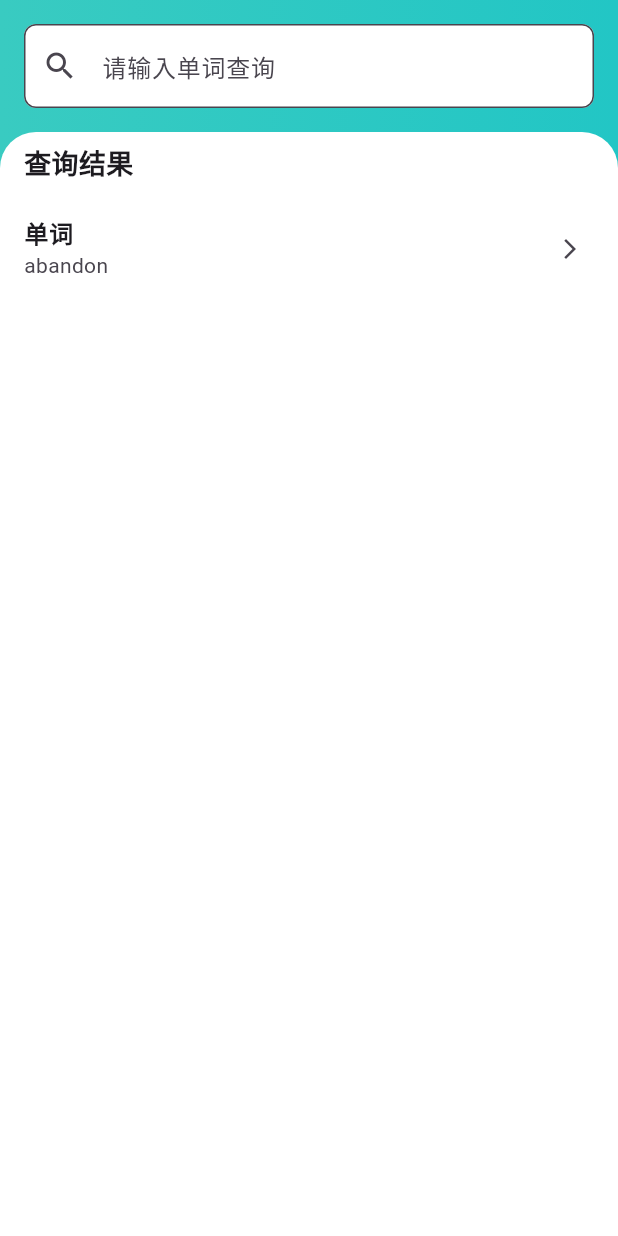
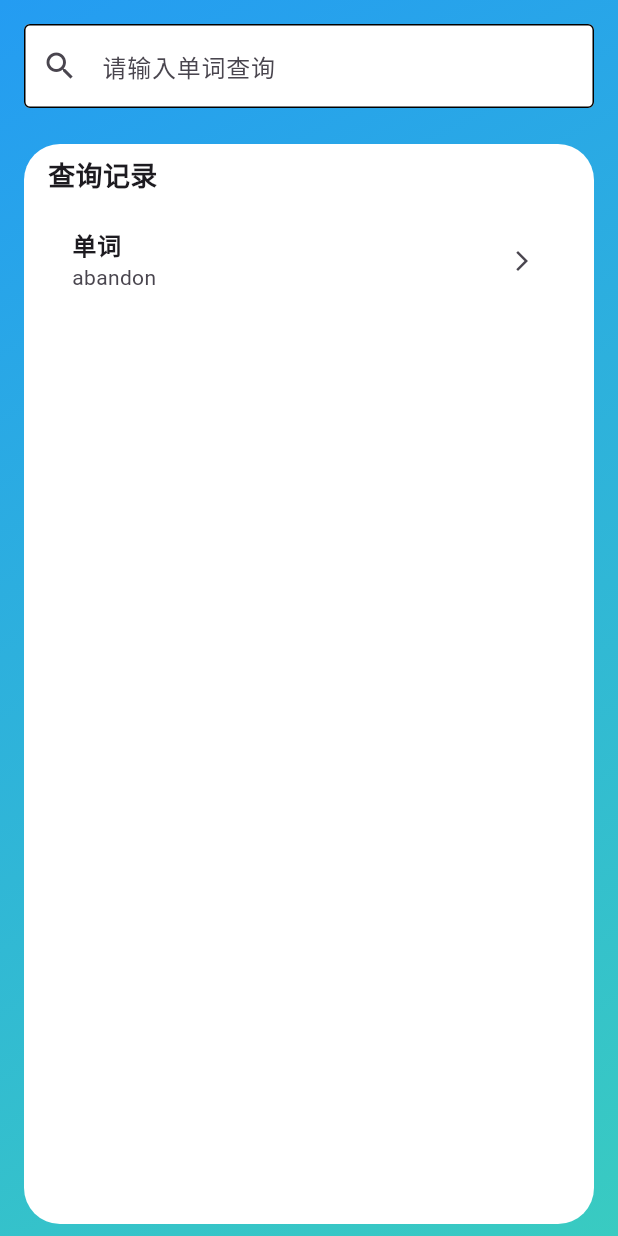
Before and after one commit to Zokaka/notory, a Flutter app: the HomePage screen opened directly, on a phone screen of 412 x 824 dp. Run offline on Flutter 3.47's test engine with Material 3 defaults, Android fonts, the phone set to English and light mode, and no system bars; our stand-ins replace cookie_jar, dio, dio_cookie_manager, fluttertoast, get, logger and 1 more; accounts and stored records are empty; network calls fail.

Commit message:
添加了首页token判断、验证码登录相关接口功能、登录页相关功能

```diff
--- a/lib/router/index.dart
+++ b/lib/router/index.dart
@@ -3,6 +3,7 @@ import 'package:get/get.dart';
 import 'package:notory/router/route.dart';
 import 'package:notory/views/demo/binding.dart';
 import 'package:notory/views/demo/index.dart';
+import 'package:notory/views/login/binding.dart';
 import 'package:notory/views/login/index.dart';
 import 'package:notory/views/main/binding.dart';
 import 'package:notory/views/main/index.dart';
@@ -25,14 +26,14 @@ class AppPages {
   /// binding: 可选，自动注入 Controller 和状态
   static final List<GetPage> routes = [
     GetPage(
-      name: AppRoutes.home,
+      name: AppRoutes.main,
       page: () => const MainPage(),
       binding: MainBinding(),
     ),
     GetPage(
       name: AppRoutes.login,
-      page: () => const Login(),
-      // binding: ChatbotBinding(),
+      page: () => const LoginPage(),
+      binding: LoginBinding(),
     ),
     GetPage(
       name: AppRoutes.demo,
--- a/lib/router/route.dart
+++ b/lib/router/route.dart
@@ -1,5 +1,5 @@
 class AppRoutes {
-  static const home = '/';
+  static const main = '/';
 
   static const login = '/login';
 
--- /dev/null
+++ b/lib/views/home/controller.dart
@@ -0,0 +1,21 @@
+// views/home/controller.dart
+import 'package:get/get.dart';
+import 'package:notory/views/home/state.dart';
+
+class HomeController extends GetxController {
+  HomeController();
+
+  final state = HomeState();
+
+  void onItemTap(String word) {
+    // 你可以处理点击行为，比如跳转或弹窗等
+    print('点击了单词：$word');
+  }
+
+  // 可以添加：增加历史记录等逻辑方法
+  void addHistory(String word) {
+    if (!state.searchHistory.contains(word)) {
+      state.searchHistory.insert(0, word);
+    }
+  }
+}
--- a/lib/views/home/index.dart
+++ b/lib/views/home/index.dart
@@ -1,98 +1,76 @@
+// views/home/index.dart
 import 'package:flutter/material.dart';
+import 'package:get/get.dart';
+import 'package:notory/views/home/controller.dart';
 
-/*
-* StatelessWidget: 无状态组件,可以把它类比为 Vue 中没有响应式数据的组件
-* 这个组件的 UI 是静态的，只根据构造函数传入的数据渲染，一旦创建之后，自己不会更新
-* 如果希望组件能根据用户操作或异步数据变化而更新，需要使用 StatefulWidget
-* */
-class HomePage extends StatelessWidget {
-  /*
-  * 类的 构造函数，用来创建 HomePage 组件实例
-  * const：表示这是一个 常量构造函数，如果传入的参数不变，这个组件可以被复用，减少内存分配，提升性能
-  * {super.key}：把父类 StatelessWidget 的 key 属性，自动传给它
-  * 在 Vue 或 React 中你可以写 <MyComponent key="123" /> 来给组件一个唯一标识，这里也是类似的概念
-  * */
+class HomePage extends GetView<HomeController> {
   const HomePage({super.key});
 
-  /*
-  * Widget 是 Flutter 中最基本的 UI 单元,一切皆 Widget
-  * Flutter 的按钮、文本、布局、页面，全部都是 Widget
-  * */
   Widget _buildListItem(String title, String subTitle) {
     return ListTile(
-      title: Text(
-        title,
-        style: const TextStyle(fontWeight: FontWeight.bold),
-      ),
+      title: Text(title, style: const TextStyle(fontWeight: FontWeight.bold)),
       subtitle: Text(subTitle),
       trailing: const Icon(Icons.arrow_forward_ios, size: 16),
-      onTap: () {
-        print('TODO something');
-      },
+      onTap: () => controller.onItemTap(subTitle),
     );
   }
 
-  /*
-  * 是 Dart 中的一个 注解，表示你正在重写父类的方法
-  * */
   @override
   Widget build(BuildContext context) {
-    /*
-    * Scaffold 是一个非常常用的 布局组件，用于构建基础的应用页面结构。
-    * 顶部的 AppBar/底部的 BottomNavigationBar/FloatingActionButton（悬浮按钮）/页面主体 body 等
-    * */
     return Scaffold(
-      // 整体背景渐变色，与搜索框背景一致
       body: Container(
         decoration: const BoxDecoration(
           gradient: LinearGradient(
-            begin: Alignment.centerRight,
-            end: Alignment.centerLeft,
-            colors: [Color(0xFF22C6C5), Color(0xFF39CBC1)],
+            begin: Alignment.topLeft,
+            end: Alignment.bottomRight,
+            colors: [Color(0xFF249CF2), Color(0xFF39CBC1)],
           ),
         ),
         child: SafeArea(
           child: Column(
             children: [
-              // 增加顶部 padding 和渐变背景下的搜索框
-              Padding(
-                padding: const EdgeInsets.all(16),
+              const Padding(
+                padding: EdgeInsets.all(16),
                 child: TextField(
                   decoration: InputDecoration(
                     hintText: '请输入单词查询',
                     filled: true,
                     fillColor: Colors.white,
-                    prefixIcon: const Icon(Icons.search),
+                    prefixIcon: Icon(Icons.search),
                     border: OutlineInputBorder(
-                      borderRadius: BorderRadius.circular(8),
+                      borderRadius: BorderRadius.all(Radius.circular(8)),
                     ),
+                    enabledBorder: OutlineInputBorder(),
                   ),
                 ),
               ),
-
-              // 内容部分带圆角 + 背景白色
               Expanded(
-                child: Container(
-                  decoration: const BoxDecoration(
-                    color: Colors.white,
-                    borderRadius: BorderRadius.only(
-                      topLeft: Radius.circular(24),
-                      topRight: Radius.circular(24),
+                child: Padding(
+                  padding:
+                      const EdgeInsets.symmetric(horizontal: 16, vertical: 8),
+                  child: Container(
+                    decoration: const BoxDecoration(
+                      color: Colors.white,
+                      borderRadius: BorderRadius.all(Radius.circular(24)),
                     ),
-                  ),
-                  child: ListView(
-                    children: [
-                      const Padding(
-                        padding:
-                            EdgeInsets.symmetric(horizontal: 16, vertical: 8),
-                        child: Text(
-                          '查询结果',
-                          style: TextStyle(
-                              fontSize: 18, fontWeight: FontWeight.bold),
-                        ),
-                      ),
-                      _buildListItem('单词', 'abandon'), // 修正错别字
-                    ],
+                    child: Padding(
+                      padding: const EdgeInsets.symmetric(horizontal: 16),
+                      child: Obx(() => ListView(
+                            children: [
+                              const Padding(
+                                padding: EdgeInsets.symmetric(vertical: 8),
+                                child: Text(
+                                  '查询记录',
+                                  style: TextStyle(
+                                      fontSize: 18,
+                                      fontWeight: FontWeight.bold),
+                                ),
+                              ),
+                              for (var word in controller.state.searchHistory)
+                                _buildListItem('单词', word),
+                            ],
+                          )),
+                    ),
                   ),
                 ),
               ),
--- /dev/null
+++ b/lib/views/home/state.dart
@@ -0,0 +1,7 @@
+// views/home/state.dart
+import 'package:get/get.dart';
+
+class HomeState {
+  /// 查询历史列表
+  RxList<String> searchHistory = ['abandon'].obs;
+}
--- a/lib/views/login/binding.dart
+++ b/lib/views/login/binding.dart
@@ -0,0 +1,12 @@
+import 'package:get/get.dart';
+import 'package:notory/views/login/controller.dart';
+
+// 注入控制器（controller）到页面中
+class LoginBinding implements Bindings {
+  @override
+  void dependencies() {
+    /// 在页面加载的时候，延迟注册一个 Controller（类似 Vue 中的 setup 函数、React 中的 useXxx 逻辑
+    /// DemoBinding 的作用是在路由跳转时注入依赖，让页面可以访问对应的控制器
+    Get.lazyPut<LoginController>(() => LoginController());
+  }
+}
--- a/lib/views/main/binding.dart
+++ b/lib/views/main/binding.dart
@@ -1,4 +1,5 @@
 import 'package:get/get.dart';
+import 'package:notory/views/home/controller.dart';
 import 'package:notory/views/main/controller.dart';
 
 // 注入控制器（controller）到页面中
@@ -6,5 +7,6 @@ class MainBinding implements Bindings {
   @override
   void dependencies() {
     Get.lazyPut<MainController>(() => MainController());
+    Get.lazyPut<HomeController>(() => HomeController());
   }
 }
```
Also changed, not shown: lib/api/auth/index.dart (added, +19 -0 lines), lib/main.dart (+20 -2 lines), lib/views/home/binding.dart (added, +10 -0 lines), lib/views/login/controller.dart (+55 -0 lines), lib/views/login/index.dart (+68 -8 lines), lib/views/login/state.dart (+13 -0 lines).
